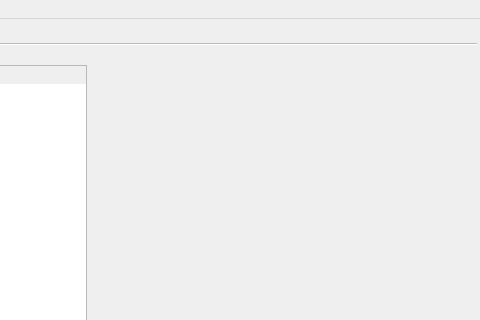
Above: view/main_view.ui from augusto99-dev/AIKnnAlghoritm before the change; both pictures show x 324 to 804 and y 0 to 320 of the 804 by 609 pixel window. Below: the same form after it.
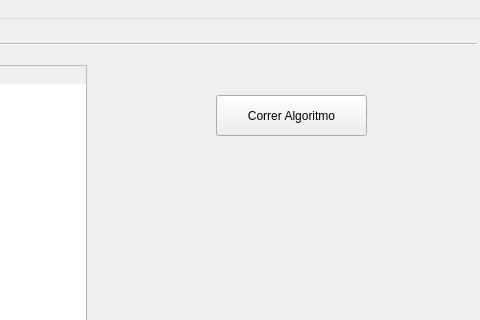
That is the form after the change. The open tabs and pages were chosen to show the change.

```diff
--- a/view/main_view.ui
+++ b/view/main_view.ui
@@ -67,6 +67,19 @@
        </property>
       </column>
      </widget>
+     <widget class="QPushButton" name="pushButton">
+      <property name="geometry">
+       <rect>
+        <x>540</x>
+        <y>50</y>
+        <width>151</width>
+        <height>41</height>
+       </rect>
+      </property>
+      <property name="text">
+       <string>Correr Algoritmo</string>
+      </property>
+     </widget>
     </widget>
     <widget class="QWidget" name="tab_2">
      <attribute name="title">
```
Left out of the diff: 2 changed lines with no effect on the pictures.
